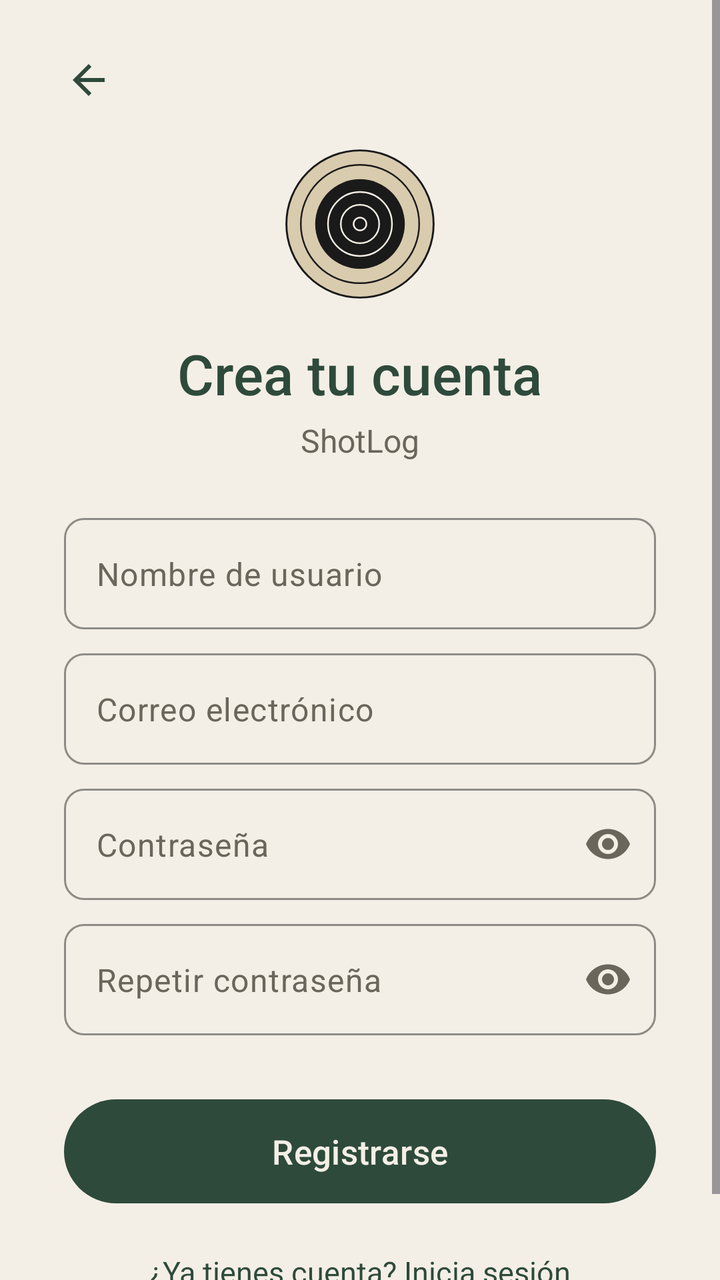
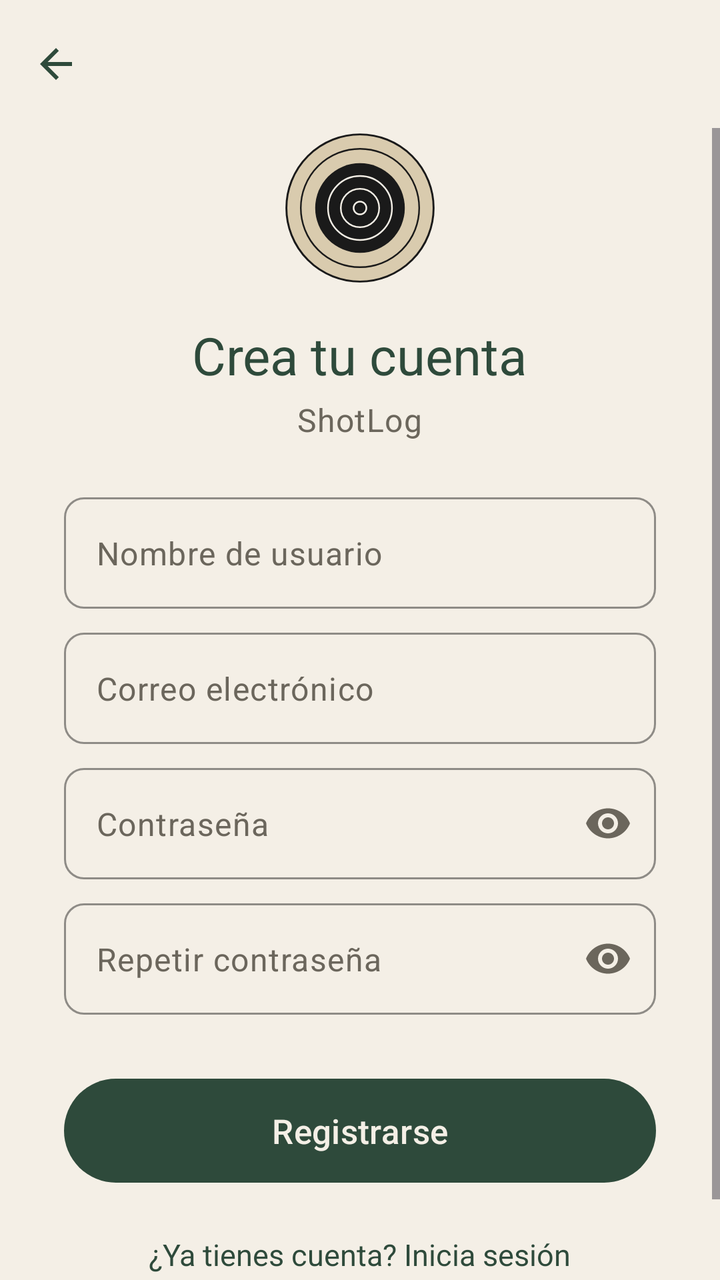

Two renders of the same Android screen: before a commit and after it. Below are the layout's source before the change and the commit's diff.
<!-- AndroidManifest.xml: application theme Theme.ShotLog -->
<!-- res/layout/activity_registro.xml -->
<?xml version="1.0" encoding="utf-8"?>
<ScrollView xmlns:android="http://schemas.android.com/apk/res/android"
    xmlns:app="http://schemas.android.com/apk/res-auto"
    xmlns:tools="http://schemas.android.com/tools"
    android:id="@+id/main"
    android:layout_width="match_parent"
    android:layout_height="match_parent"
    android:fillViewport="true"
    android:background="@color/beige"
    tools:context=".RegistroActivity">

    <LinearLayout
        android:layout_width="match_parent"
        android:layout_height="wrap_content"
        android:orientation="vertical"
        android:gravity="center_horizontal"
        android:paddingStart="32dp"
        android:paddingEnd="32dp"
        android:paddingTop="16dp"
        android:paddingBottom="32dp">

        
        <ImageButton
            android:id="@+id/btnVolver"
            android:layout_width="48dp"
            android:layout_height="48dp"
            android:layout_gravity="start"
            android:layout_marginStart="-12dp"
            android:background="?attr/selectableItemBackgroundBorderless"
            android:src="@drawable/ic_flecha_atras"
            android:contentDescription="@string/volver" />

        
        <ImageView
            android:layout_width="80dp"
            android:layout_height="80dp"
            android:layout_marginTop="8dp"
            android:src="@drawable/ic_diana"
            android:contentDescription="@string/logo_descripcion" />

        <TextView
            android:layout_width="wrap_content"
            android:layout_height="wrap_content"
            android:layout_marginTop="16dp"
            android:text="@string/registro_titulo"
            android:textSize="28sp"
            android:fontFamily="sans-serif-medium"
            android:textColor="@color/verde_oscuro" />

        <TextView
            android:layout_width="wrap_content"
            android:layout_height="wrap_content"
            android:layout_marginTop="4dp"
            android:layout_marginBottom="28dp"
            android:text="@string/app_name"
            android:textSize="16sp"
            android:textColor="@color/gris_calido" />

        
        <com.google.android.material.textfield.TextInputLayout
            android:id="@+id/tilNombre"
            style="@style/Widget.Material3.TextInputLayout.OutlinedBox"
            android:layout_width="match_parent"
            android:layout_height="wrap_content"
            app:hintEnabled="false"
            app:boxStrokeColor="@color/verde_oscuro"
            app:boxStrokeWidth="1dp"
            app:boxStrokeWidthFocused="2dp"
            app:boxCornerRadiusTopStart="10dp"
            app:boxCornerRadiusTopEnd="10dp"
            app:boxCornerRadiusBottomStart="10dp"
            app:boxCornerRadiusBottomEnd="10dp">

            <com.google.android.material.textfield.TextInputEditText
                android:id="@+id/etNombre"
                android:layout_width="match_parent"
                android:layout_height="wrap_content"
                android:hint="@string/nombre_usuario"
                android:textColorHint="@color/gris_calido"
                android:inputType="textPersonName"
                android:textColor="@color/negro" />
        </com.google.android.material.textfield.TextInputLayout>

        
        <com.google.android.material.textfield.TextInputLayout
            android:id="@+id/tilCorreo"
            style="@style/Widget.Material3.TextInputLayout.OutlinedBox"
            android:layout_width="match_parent"
            android:layout_height="wrap_content"
            android:layout_marginTop="12dp"
            app:hintEnabled="false"
            app:boxStrokeColor="@color/verde_oscuro"
            app:boxStrokeWidth="1dp"
            app:boxStrokeWidthFocused="2dp"
            app:boxCornerRadiusTopStart="10dp"
            app:boxCornerRadiusTopEnd="10dp"
            app:boxCornerRadiusBottomStart="10dp"
            app:boxCornerRadiusBottomEnd="10dp">

            <com.google.android.material.textfield.TextInputEditText
                android:id="@+id/etCorreo"
                android:layout_width="match_parent"
                android:layout_height="wrap_content"
                android:hint="@string/correo"
                android:textColorHint="@color/gris_calido"
                android:inputType="textEmailAddress"
                android:textColor="@color/negro" />
        </com.google.android.material.textfield.TextInputLayout>

        
        <com.google.android.material.textfield.TextInputLayout
            android:id="@+id/tilContrasena"
            style="@style/Widget.Material3.TextInputLayout.OutlinedBox"
            android:layout_width="match_parent"
            android:layout_height="wrap_content"
            android:layout_marginTop="12dp"
            app:hintEnabled="false"
            app:boxStrokeColor="@color/verde_oscuro"
            app:boxStrokeWidth="1dp"
            app:boxStrokeWidthFocused="2dp"
            app:boxCornerRadiusTopStart="10dp"
            app:boxCornerRadiusTopEnd="10dp"
            app:boxCornerRadiusBottomStart="10dp"
            app:boxCornerRadiusBottomEnd="10dp"
            app:endIconMode="password_toggle"
            app:endIconTint="@color/gris_calido">

            <com.google.android.material.textfield.TextInputEditText
                android:id="@+id/etContrasena"
                android:layout_width="match_parent"
                android:layout_height="wrap_content"
                android:hint="@string/contrasena"
                android:textColorHint="@color/gris_calido"
                android:inputType="textPassword"
                android:textColor="@color/negro" />
        </com.google.android.material.textfield.TextInputLayout>

        
        <com.google.android.material.textfield.TextInputLayout
            android:id="@+id/tilRepetirContrasena"
            style="@style/Widget.Material3.TextInputLayout.OutlinedBox"
            android:layout_width="match_parent"
            android:layout_height="wrap_content"
            android:layout_marginTop="12dp"
            app:hintEnabled="false"
            app:boxStrokeColor="@color/verde_oscuro"
            app:boxStrokeWidth="1dp"
            app:boxStrokeWidthFocused="2dp"
            app:boxCornerRadiusTopStart="10dp"
            app:boxCornerRadiusTopEnd="10dp"
            app:boxCornerRadiusBottomStart="10dp"
            app:boxCornerRadiusBottomEnd="10dp"
            app:endIconMode="password_toggle"
            app:endIconTint="@color/gris_calido">

            <com.google.android.material.textfield.TextInputEditText
                android:id="@+id/etRepetirContrasena"
                android:layout_width="match_parent"
                android:layout_height="wrap_content"
                android:hint="@string/repetir_contrasena"
                android:textColorHint="@color/gris_calido"
                android:inputType="textPassword"
                android:textColor="@color/negro" />
        </com.google.android.material.textfield.TextInputLayout>

        
        <com.google.android.material.button.MaterialButton
            android:id="@+id/btnRegistrarse"
            android:layout_width="match_parent"
            android:layout_height="60dp"
            android:layout_marginTop="28dp"
            android:text="@string/registrarse"
            android:textSize="17sp"
            android:textAllCaps="false"
            android:textColor="@color/beige"
            app:backgroundTint="@color/verde_oscuro"
            app:cornerRadius="30dp" />

        
        <TextView
            android:id="@+id/tvIrLogin"
            android:layout_width="wrap_content"
            android:layout_height="wrap_content"
            android:layout_marginTop="12dp"
            android:padding="8dp"
            android:text="@string/ya_tienes_cuenta"
            android:textSize="15sp"
            android:textColor="@color/verde_oscuro" />

    </LinearLayout>
</ScrollView>
<!-- resources referenced by this layout -->
<resources>
  <style name="Base.Theme.ShotLog" parent="Theme.Material3.Light.NoActionBar">
          <item name="colorPrimary">@color/verde_oscuro</item>
          <item name="colorOnPrimary">@color/beige</item>
          <item name="colorSecondary">@color/verde_medio</item>
          <item name="android:colorBackground">@color/beige</item>
          <item name="colorOnBackground">@color/negro</item>
          <item name="colorOutline">@color/gris_calido</item>
      </style>
  <!-- unchanged entries left out for length: 19 -->
</resources>

<!-- the commit's change to res/layout/activity_registro.xml (unified diff, before → after) -->
@@ -1,191 +1,145 @@
 <?xml version="1.0" encoding="utf-8"?>
-<ScrollView xmlns:android="http://schemas.android.com/apk/res/android"
+<LinearLayout xmlns:android="http://schemas.android.com/apk/res/android"
     xmlns:app="http://schemas.android.com/apk/res-auto"
     xmlns:tools="http://schemas.android.com/tools"
     android:id="@+id/main"
     android:layout_width="match_parent"
     android:layout_height="match_parent"
-    android:fillViewport="true"
     android:background="@color/beige"
+    android:orientation="vertical"
     tools:context=".RegistroActivity">
 
-    <LinearLayout
+    <com.google.android.material.appbar.MaterialToolbar
+        android:id="@+id/toolbar"
+        style="@style/Widget.ShotLog.Toolbar"
         android:layout_width="match_parent"
-        android:layout_height="wrap_content"
-        android:orientation="vertical"
-        android:gravity="center_horizontal"
-        android:paddingStart="32dp"
-        android:paddingEnd="32dp"
-        android:paddingTop="16dp"
-        android:paddingBottom="32dp">
+        android:layout_height="?attr/actionBarSize" />
 
-        
-        <ImageButton
-            android:id="@+id/btnVolver"
-            android:layout_width="48dp"
-            android:layout_height="48dp"
-            android:layout_gravity="start"
-            android:layout_marginStart="-12dp"
-            android:background="?attr/selectableItemBackgroundBorderless"
-            android:src="@drawable/ic_flecha_atras"
-            android:contentDescription="@string/volver" />
+    <ScrollView
+        android:layout_width="match_parent"
+        android:layout_height="0dp"
+        android:layout_weight="1"
+        android:fillViewport="true">
 
-        
-        <ImageView
-            android:layout_width="80dp"
-            android:layout_height="80dp"
-            android:layout_marginTop="8dp"
-            android:src="@drawable/ic_diana"
-            android:contentDescription="@string/logo_descripcion" />
-
-        <TextView
-            android:layout_width="wrap_content"
-            android:layout_height="wrap_content"
-            android:layout_marginTop="16dp"
-            android:text="@string/registro_titulo"
-            android:textSize="28sp"
-            android:fontFamily="sans-serif-medium"
-            android:textColor="@color/verde_oscuro" />
-
-        <TextView
-            android:layout_width="wrap_content"
-            android:layout_height="wrap_content"
-            android:layout_marginTop="4dp"
-            android:layout_marginBottom="28dp"
-            android:text="@string/app_name"
-            android:textSize="16sp"
-            android:textColor="@color/gris_calido" />
-
-        
-        <com.google.android.material.textfield.TextInputLayout
-            android:id="@+id/tilNombre"
-            style="@style/Widget.Material3.TextInputLayout.OutlinedBox"
+        <LinearLayout
             android:layout_width="match_parent"
             android:layout_height="wrap_content"
-            app:hintEnabled="false"
-            app:boxStrokeColor="@color/verde_oscuro"
-            app:boxStrokeWidth="1dp"
-            app:boxStrokeWidthFocused="2dp"
-            app:boxCornerRadiusTopStart="10dp"
-            app:boxCornerRadiusTopEnd="10dp"
-            app:boxCornerRadiusBottomStart="10dp"
-            app:boxCornerRadiusBottomEnd="10dp">
+            android:gravity="center_horizontal"
+            android:orientation="vertical"
+            android:paddingStart="32dp"
+            android:paddingEnd="32dp"
+            android:paddingBottom="32dp">
 
-            <com.google.android.material.textfield.TextInputEditText
-                android:id="@+id/etNombre"
+            <ImageView
+                android:layout_width="80dp"
+                android:layout_height="80dp"
+                android:contentDescription="@string/logo_descripcion"
+                android:src="@drawable/ic_diana" />
+
+            <TextView
+                android:layout_width="wrap_content"
+                android:layout_height="wrap_content"
+                android:layout_marginTop="16dp"
+                android:text="@string/registro_titulo"
+                android:textAppearance="@style/TextAppearance.ShotLog.Titulo" />
+
+            <TextView
+                android:layout_width="wrap_content"
+                android:layout_height="wrap_content"
+                android:layout_marginTop="4dp"
+                android:layout_marginBottom="28dp"
+                android:text="@string/app_name"
+                android:textAppearance="@style/TextAppearance.ShotLog.Cuerpo" />
+
+            <com.google.android.material.textfield.TextInputLayout
+                android:id="@+id/tilNombre"
+                style="@style/Widget.ShotLog.TextInput"
+                android:layout_width="match_parent"
+                android:layout_height="wrap_content">
+
+                <com.google.android.material.textfield.TextInputEditText
+                    android:id="@+id/etNombre"
+                    style="@style/Widget.ShotLog.EditText"
+                    android:layout_width="match_parent"
+                    android:layout_height="wrap_content"
+                    android:autofillHints="username"
+                    android:hint="@string/nombre_usuario"
+                    android:inputType="textPersonName"
+                    tools:targetApi="o" />
+            </com.google.android.material.textfield.TextInputLayout>
+
+            <com.google.android.material.textfield.TextInputLayout
+                android:id="@+id/tilCorreo"
+                style="@style/Widget.ShotLog.TextInput"
                 android:layout_width="match_parent"
                 android:layout_height="wrap_content"
-                android:hint="@string/nombre_usuario"
-                android:textColorHint="@color/gris_calido"
-                android:inputType="textPersonName"
-                android:textColor="@color/negro" />
-        </com.google.android.material.textfield.TextInputLayout>
+                android:layout_marginTop="12dp">
 
-        
-        <com.google.android.material.textfield.TextInputLayout
-            android:id="@+id/tilCorreo"
-            style="@style/Widget.Material3.TextInputLayout.OutlinedBox"
-            android:layout_width="match_parent"
-            android:layout_height="wrap_content"
-            android:layout_marginTop="12dp"
-            app:hintEnabled="false"
-            app:boxStrokeColor="@color/verde_oscuro"
-            app:boxStrokeWidth="1dp"
-            app:boxStrokeWidthFocused="2dp"
-            app:boxCornerRadiusTopStart="10dp"
-            app:boxCornerRadiusTopEnd="10dp"
-            app:boxCornerRadiusBottomStart="10dp"
-            app:boxCornerRadiusBottomEnd="10dp">
+                <com.google.android.material.textfield.TextInputEditText
+                    android:id="@+id/etCorreo"
+                    style="@style/Widget.ShotLog.EditText"
+                    android:layout_width="match_parent"
+                    android:layout_height="wrap_content"
+                    android:autofillHints="emailAddress"
+                    android:hint="@string/correo"
+                    android:inputType="textEmailAddress"
+                    tools:targetApi="o" />
+            </com.google.android.material.textfield.TextInputLayout>
 
-            <com.google.android.material.textfield.TextInputEditText
-                android:id="@+id/etCorreo"
+            <com.google.android.material.textfield.TextInputLayout
+                android:id="@+id/tilContrasena"
+                style="@style/Widget.ShotLog.TextInput"
                 android:layout_width="match_parent"
                 android:layout_height="wrap_content"
-                android:hint="@string/correo"
-                android:textColorHint="@color/gris_calido"
-                android:inputType="textEmailAddress"
-                android:textColor="@color/negro" />
-        </com.google.android.material.textfield.TextInputLayout>
+                android:layout_marginTop="12dp"
+                app:endIconMode="password_toggle">
 
-        
-        <com.google.android.material.textfield.TextInputLayout
-            android:id="@+id/tilContrasena"
-            style="@style/Widget.Material3.TextInputLayout.OutlinedBox"
-            android:layout_width="match_parent"
-            android:layout_height="wrap_content"
-            android:layout_marginTop="12dp"
-            app:hintEnabled="false"
-            app:boxStrokeColor="@color/verde_oscuro"
-            app:boxStrokeWidth="1dp"
-            app:boxStrokeWidthFocused="2dp"
-            app:boxCornerRadiusTopStart="10dp"
-            app:boxCornerRadiusTopEnd="10dp"
-            app:boxCornerRadiusBottomStart="10dp"
-            app:boxCornerRadiusBottomEnd="10dp"
-            app:endIconMode="password_toggle"
-            app:endIconTint="@color/gris_calido">
+                <com.google.android.material.textfield.TextInputEditText
+                    android:id="@+id/etContrasena"
+                    style="@style/Widget.ShotLog.EditText"
+                    android:layout_width="match_parent"
+                    android:layout_height="wrap_content"
+                    android:autofillHints="newPassword"
+                    android:hint="@string/contrasena"
+                    android:inputType="textPassword"
+                    tools:targetApi="o" />
+            </com.google.android.material.textfield.TextInputLayout>
 
-            <com.google.android.material.textfield.TextInputEditText
-                android:id="@+id/etContrasena"
+            <com.google.android.material.textfield.TextInputLayout
+                android:id="@+id/tilRepetirContrasena"
+                style="@style/Widget.ShotLog.TextInput"
                 android:layout_width="match_parent"
                 android:layout_height="wrap_content"
-                android:hint="@string/contrasena"
-                android:textColorHint="@color/gris_calido"
-                android:inputType="textPassword"
-                android:textColor="@color/negro" />
-        </com.google.android.material.textfield.TextInputLayout>
+                android:layout_marginTop="12dp"
+                app:endIconMode="password_toggle">
 
-        
-        <com.google.android.material.textfield.TextInputLayout
-            android:id="@+id/tilRepetirContrasena"
-            style="@style/Widget.Material3.TextInputLayout.OutlinedBox"
-            android:layout_width="match_parent"
-            android:layout_height="wrap_content"
-            android:layout_marginTop="12dp"
-            app:hintEnabled="false"
-            app:boxStrokeColor="@color/verde_oscuro"
-            app:boxStrokeWidth="1dp"
-            app:boxStrokeWidthFocused="2dp"
-            app:boxCornerRadiusTopStart="10dp"
-            app:boxCornerRadiusTopEnd="10dp"
-            app:boxCornerRadiusBottomStart="10dp"
-            app:boxCornerRadiusBottomEnd="10dp"
-            app:endIconMode="password_toggle"
-            app:endIconTint="@color/gris_calido">
+                <com.google.android.material.textfield.TextInputEditText
+                    android:id="@+id/etRepetirContrasena"
+                    style="@style/Widget.ShotLog.EditText"
+                    android:layout_width="match_parent"
+                    android:layout_height="wrap_content"
+                    android:autofillHints="newPassword"
+                    android:hint="@string/repetir_contrasena"
+                    android:inputType="textPassword"
+                    tools:targetApi="o" />
+            </com.google.android.material.textfield.TextInputLayout>
 
-            <com.google.android.material.textfield.TextInputEditText
-                android:id="@+id/etRepetirContrasena"
+            <com.google.android.material.button.MaterialButton
+                android:id="@+id/btnRegistrarse"
+                style="@style/Widget.ShotLog.Button"
                 android:layout_width="match_parent"
                 android:layout_height="wrap_content"
-                android:hint="@string/repetir_contrasena"
-                android:textColorHint="@color/gris_calido"
-                android:inputType="textPassword"
-                android:textColor="@color/negro" />
-        </com.google.android.material.textfield.TextInputLayout>
+                android:layout_marginTop="28dp"
+                android:text="@string/registrarse" />
 
-        
-        <com.google.android.material.button.MaterialButton
-            android:id="@+id/btnRegistrarse"
-            android:layout_width="match_parent"
-            android:layout_height="60dp"
-            android:layout_marginTop="28dp"
-            android:text="@string/registrarse"
-            android:textSize="17sp"
-            android:textAllCaps="false"
-            android:textColor="@color/beige"
-            app:backgroundTint="@color/verde_oscuro"
-            app:cornerRadius="30dp" />
+            <TextView
+                android:id="@+id/tvIrLogin"
+                style="@style/Widget.ShotLog.Enlace"
+                android:layout_width="wrap_content"
+                android:layout_height="wrap_content"
+                android:layout_marginTop="8dp"
+                android:text="@string/ya_tienes_cuenta" />
 
-        
-        <TextView
-            android:id="@+id/tvIrLogin"
-            android:layout_width="wrap_content"
-            android:layout_height="wrap_content"
-            android:layout_marginTop="12dp"
-            android:padding="8dp"
-            android:text="@string/ya_tienes_cuenta"
-            android:textSize="15sp"
-            android:textColor="@color/verde_oscuro" />
-
-    </LinearLayout>
-</ScrollView>
+        </LinearLayout>
+    </ScrollView>
+</LinearLayout>
<!-- resource entries referenced after the edit -->
@@ -1,13 +1,85 @@
 <!-- resources referenced by this layout -->
 <resources>
+  <style name="TextAppearance.ShotLog.Cuerpo" parent="TextAppearance.Material3.BodyLarge">
+          <item name="android:textSize">16sp</item>
+          <item name="android:textColor">@color/gris_calido</item>
+      </style>
+  <style name="TextAppearance.ShotLog.Titulo" parent="TextAppearance.Material3.HeadlineSmall">
+          <item name="android:textSize">26sp</item>
+          <item name="android:fontFamily">sans-serif-medium</item>
+          <item name="android:textColor">@color/verde_oscuro</item>
+      </style>
+  <style name="Widget.ShotLog.Button" parent="Widget.Material3.Button">
+          <item name="android:minHeight">60dp</item>
+          <item name="android:textSize">17sp</item>
+          <item name="android:textAllCaps">false</item>
+          <item name="android:textColor">@color/beige</item>
+          <item name="backgroundTint">@color/verde_oscuro</item>
+          <item name="cornerRadius">30dp</item>
+      </style>
+  <style name="Widget.ShotLog.EditText" parent="Widget.Material3.TextInputEditText.OutlinedBox">
+          <item name="android:textColor">@color/negro</item>
+          <item name="android:textColorHint">@color/gris_calido</item>
+          <item name="android:textSize">16sp</item>
+      </style>
+  <style name="Widget.ShotLog.Enlace" parent="">
+          <item name="android:minHeight">48dp</item>
+          <item name="android:gravity">center_vertical</item>
+          <item name="android:paddingStart">8dp</item>
+          <item name="android:paddingEnd">8dp</item>
+          <item name="android:textSize">15sp</item>
+          <item name="android:textColor">@color/verde_oscuro</item>
+          <item name="android:background">?attr/selectableItemBackground</item>
+      </style>
+  <style name="Widget.ShotLog.TextInput" parent="Widget.Material3.TextInputLayout.OutlinedBox">
+          <item name="hintEnabled">false</item>
+          <item name="boxStrokeColor">@color/verde_oscuro</item>
+          <item name="boxStrokeWidth">1dp</item>
+          <item name="boxStrokeWidthFocused">2dp</item>
+          <item name="boxCornerRadiusTopStart">10dp</item>
+          <item name="boxCornerRadiusTopEnd">10dp</item>
+          <item name="boxCornerRadiusBottomStart">10dp</item>
+          <item name="boxCornerRadiusBottomEnd">10dp</item>
+          <item name="endIconTint">@color/gris_calido</item>
+          <item name="startIconTint">@color/gris_calido</item>
+      </style>
+  <style name="Widget.ShotLog.Toolbar" parent="Widget.Material3.Toolbar">
+          <item name="android:background">@color/beige</item>
+          <item name="navigationIcon">@drawable/ic_flecha_atras</item>
+          <item name="navigationContentDescription">@string/volver</item>
+          <item name="titleTextAppearance">@style/TextAppearance.ShotLog.TituloBarra</item>
+      </style>
+  <style name="TextAppearance.ShotLog.TituloBarra" parent="TextAppearance.Material3.TitleLarge">
+          <item name="android:fontFamily">sans-serif-medium</item>
+          <item name="android:textColor">@color/verde_oscuro</item>
+      </style>
   <style name="Base.Theme.ShotLog" parent="Theme.Material3.Light.NoActionBar">
           <item name="colorPrimary">@color/verde_oscuro</item>
           <item name="colorOnPrimary">@color/beige</item>
+          <item name="colorPrimaryContainer">@color/beige_oscuro</item>
+          <item name="colorOnPrimaryContainer">@color/negro</item>
           <item name="colorSecondary">@color/verde_medio</item>
+          <item name="colorOnSecondary">@color/beige</item>
+          <item name="colorSecondaryContainer">@color/beige_oscuro</item>
+          <item name="colorOnSecondaryContainer">@color/negro</item>
           <item name="android:colorBackground">@color/beige</item>
           <item name="colorOnBackground">@color/negro</item>
+          <item name="colorSurface">@color/beige</item>
+          <item name="colorOnSurface">@color/negro</item>
+          <item name="colorOnSurfaceVariant">@color/gris_calido</item>
+          <item name="colorSurfaceContainerLowest">@color/beige_claro</item>
+          <item name="colorSurfaceContainerLow">@color/beige_claro</item>
+          <item name="colorSurfaceContainer">@color/beige_claro</item>
+          <item name="colorSurfaceContainerHigh">@color/beige_claro</item>
+          <item name="colorSurfaceContainerHighest">@color/beige_oscuro</item>
           <item name="colorOutline">@color/gris_calido</item>
+          <item name="colorOutlineVariant">@color/beige_oscuro</item>
+          <item name="colorError">@color/rojo_error</item>
+          <item name="android:windowLightStatusBar">true</item>
+          <item name="android:windowLightNavigationBar" tools:targetApi="o_mr1">true</item>
       </style>
+  <color name="beige_claro">#FBF8F2</color>
+  <color name="rojo_error">#B3261E</color>
   <!-- unchanged entries left out for length: 19 -->
 </resources>
 
